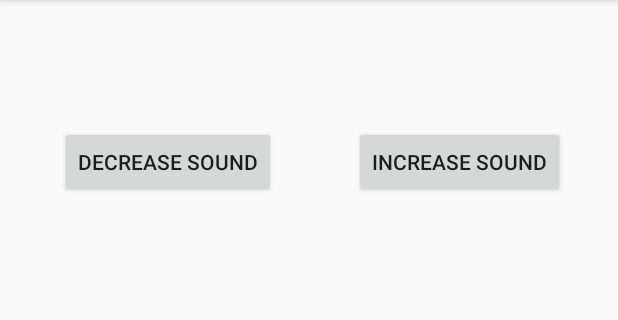
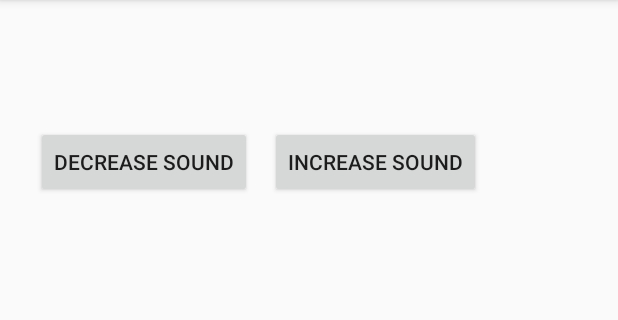
Before and after one commit to l-m-ll/Solovey, an Android app: the screen it shows after launch (Settings before the commit, SettingsActivity after it), after a tap on "SETTINGS", on a phone screen of 412 x 824 dp, the part 84-404 px from its top. Run offline under Robolectric (Android 15) with nearby library versions, the phone set to English and light mode, and no system bars.

Commit message:
Added instrumental tests for inc volume and dec volume buttons

```diff
--- a/app/src/main/AndroidManifest.xml
+++ b/app/src/main/AndroidManifest.xml
@@ -9,7 +9,7 @@
             android:roundIcon="@mipmap/ic_launcher_round"
             android:supportsRtl="true"
             android:theme="@style/AppTheme">
-        <activity android:name=".Settings">
+        <activity android:name=".SettingsActivity">
         </activity>
         <activity android:name=".MainActivity">
             <intent-filter>
--- a/app/src/main/java/com/example/solovey/MainActivity.kt
+++ b/app/src/main/java/com/example/solovey/MainActivity.kt
@@ -11,7 +11,7 @@ class MainActivity : AppCompatActivity() {
         setContentView(R.layout.activity_main)
 
         (findViewById<Button>(R.id.settings)).setOnClickListener {
-            startActivity(Intent(this, Settings::class.java))
+            startActivity(Intent(this, SettingsActivity::class.java))
         }
     }
 }
--- a/app/src/main/java/com/example/solovey/Settings.kt
+++ b/app/src/main/java/com/example/solovey/Settings.kt
@@ -1,11 +1,5 @@
 package com.example.solovey
 
-import androidx.appcompat.app.AppCompatActivity
-import android.os.Bundle
-
-class Settings : AppCompatActivity() {
-    override fun onCreate(savedInstanceState: Bundle?) {
-        super.onCreate(savedInstanceState)
-        setContentView(R.layout.activity_settings)
-    }
+object Settings {
+    var volume = 50
 }
--- /dev/null
+++ b/app/src/main/java/com/example/solovey/SettingsActivity.kt
@@ -0,0 +1,15 @@
+package com.example.solovey
+
+import androidx.appcompat.app.AppCompatActivity
+import android.os.Bundle
+import android.widget.Button
+
+class SettingsActivity : AppCompatActivity() {
+    override fun onCreate(savedInstanceState: Bundle?) {
+        super.onCreate(savedInstanceState)
+        setContentView(R.layout.activity_settings)
+
+        (findViewById<Button>(R.id.snd_down)).setOnClickListener { Settings.volume-- }
+        (findViewById<Button>(R.id.snd_up)).setOnClickListener { Settings.volume++ }
+    }
+}
--- a/app/src/main/res/layout/activity_settings.xml
+++ b/app/src/main/res/layout/activity_settings.xml
@@ -5,20 +5,21 @@
         xmlns:app="http://schemas.android.com/apk/res-auto"
         android:layout_width="match_parent"
         android:layout_height="match_parent"
-        tools:context=".Settings">
+        tools:context=".SettingsActivity">
 
     <Button
             android:text="@string/snd_down"
             android:layout_width="wrap_content"
-            android:layout_height="wrap_content" android:id="@+id/button"
+            android:layout_height="wrap_content" android:id="@+id/snd_down"
             app:layout_constraintTop_toTopOf="parent"
             android:layout_marginTop="84dp" app:layout_constraintStart_toStartOf="parent"
-            android:layout_marginLeft="40dp" android:layout_marginStart="40dp"/>
+            android:layout_marginLeft="24dp" android:layout_marginStart="24dp"
+    />
     <Button
             android:text="@string/snd_up"
             android:layout_width="wrap_content"
-            android:layout_height="wrap_content" android:id="@+id/button2"
+            android:layout_height="wrap_content" android:id="@+id/snd_up"
             app:layout_constraintTop_toTopOf="parent"
             android:layout_marginTop="84dp" app:layout_constraintStart_toStartOf="parent"
-            android:layout_marginLeft="236dp" android:layout_marginStart="236dp"/>
+            android:layout_marginLeft="180dp" android:layout_marginStart="180dp"/>
 </androidx.constraintlayout.widget.ConstraintLayout>
```
Also changed, not shown: 1 other file.
